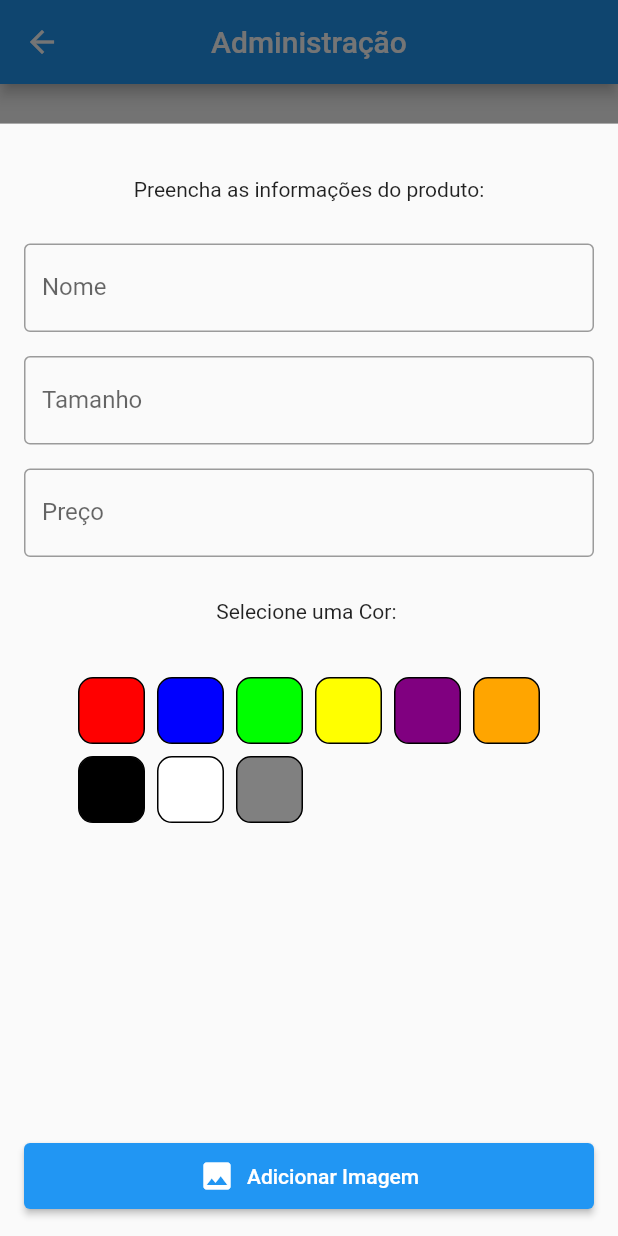
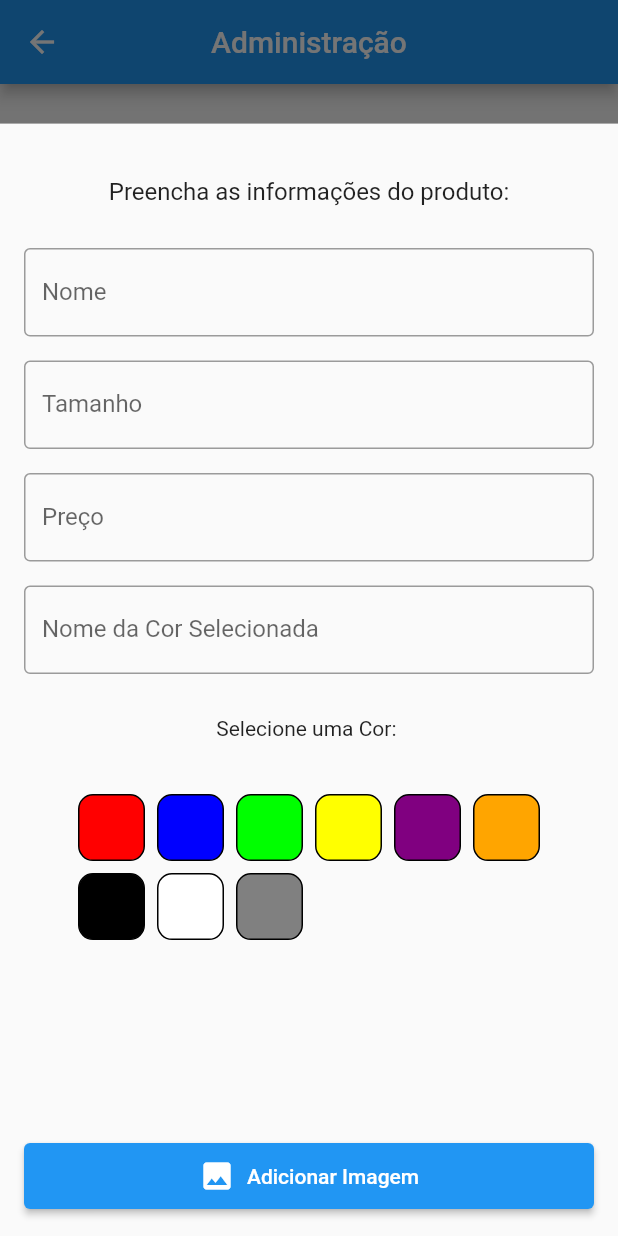
Before and after one commit to LucasDCR2/appModa, a Flutter app: the AdminPage screen opened directly, after a tap on "Adicionar Produto", on a phone screen of 412 x 824 dp. Run offline on Flutter 3.47's test engine with Material 2 defaults, Android fonts, the phone set to English and light mode, and no system bars; our stand-ins replace flutter_colorpicker, image_picker, logger, sqflite; accounts and stored records are empty.

Commit message:
att - adminpage

```diff
--- a/lib/app/admin_page.dart
+++ b/lib/app/admin_page.dart
@@ -4,9 +4,11 @@ import 'package:flutter/material.dart';
 import 'package:flutter_colorpicker/flutter_colorpicker.dart';
 import 'package:image_picker/image_picker.dart';
 import '../database/database_helper.dart';
+import 'gerenciar_cores_page.dart';
 import '../database/produto.dart';
 import '../database/cor.dart';
 import 'dart:typed_data';
+
 
 class AdminPage extends StatefulWidget {
   const AdminPage({super.key});
@@ -19,6 +21,7 @@ class _AdminPageState extends State<AdminPage> {
   final TextEditingController nomeController = TextEditingController();
   final TextEditingController tamanhoController = TextEditingController();
   final TextEditingController precoController = TextEditingController();
+  final TextEditingController nomeCorSelecionadaController = TextEditingController();
 
   Cor? _corSelecionada;
   Uint8List? _imagemBytes;
@@ -45,7 +48,8 @@ class _AdminPageState extends State<AdminPage> {
         title: const Text('Administração'),
         centerTitle: true,
       ),
-      body: Center(
+      body: SingleChildScrollView(
+        child: Center(
           child: Column(
             mainAxisAlignment: MainAxisAlignment.start,
             children: [
@@ -54,10 +58,10 @@ class _AdminPageState extends State<AdminPage> {
                 'Conteúdo da Administração',
                 style: TextStyle(fontSize: 18),
               ),
-            const SizedBox(height: 100),
+              const SizedBox(height: 70),
               ElevatedButton.icon(
                 onPressed: () {
-                _mostrarBottomSheet(context);
+                  _mostrarBottomSheetAdicionarProduto(context);
                 },
                 icon: const Icon(Icons.add),
                 label: const Text('Adicionar Produto'),
@@ -98,6 +102,25 @@ class _AdminPageState extends State<AdminPage> {
               ),
               const SizedBox(height: 40),
               ElevatedButton.icon(
+                onPressed: () {
+                  Navigator.push(
+                    context,
+                    MaterialPageRoute(
+                      builder: (context) => GerenciarCoresPage(),
+                    ),
+                  );
+                },
+                icon: const Icon(Icons.color_lens),
+                label: const Text('Gerenciar Cores'),
+                style: ElevatedButton.styleFrom(
+                  shape: RoundedRectangleBorder(
+                    borderRadius: BorderRadius.circular(50),
+                  ),
+                  padding: const EdgeInsets.all(16),
+                ),
+              ),
+              const SizedBox(height: 40),
+              ElevatedButton.icon(
                 onPressed: () async {
                   await _excluirProdutosDialog(context);
                 },
@@ -115,13 +138,16 @@ class _AdminPageState extends State<AdminPage> {
             ],
           ),
         ),
+      ),
     );
   }
 
-  _mostrarBottomSheet(BuildContext context) {
+void _mostrarBottomSheetAdicionarProduto(BuildContext context) {
+
     nomeController.clear();
     tamanhoController.clear();
     precoController.clear();
+    nomeCorSelecionadaController.clear();
     _corSelecionada = null;
 
     showModalBottomSheet(
@@ -141,7 +167,7 @@ class _AdminPageState extends State<AdminPage> {
                       children: [
                         const SizedBox(height: 20),
                         const Center(
-                          child: Text('Preencha as informações do produto:'),
+                          child: Text('Preencha as informações do produto:', style: TextStyle(fontSize: 16)),
                         ),
                         const SizedBox(height: 20),
                         _buildTextField(
@@ -155,6 +181,10 @@ class _AdminPageState extends State<AdminPage> {
                         _buildTextField(
                           controller: precoController,
                           labelText: 'Preço',
+                        ),
+                        _buildTextField(
+                          controller: nomeCorSelecionadaController,
+                          labelText: 'Nome da Cor Selecionada',
                         ),
                         const SizedBox(height: 20),
                         const Center(child: Text('Selecione uma Cor: ')),
@@ -179,6 +209,7 @@ class _AdminPageState extends State<AdminPage> {
                                   onTap: () {
                                     setState(() {
                                       _corSelecionada = cor;
+                                      nomeCorSelecionadaController.text = _corSelecionada != null ? _corSelecionada!.nome : '';
                                     });
                                   },
                                   child: Transform.scale(
@@ -187,8 +218,7 @@ class _AdminPageState extends State<AdminPage> {
                                       width: 50,
                                       height: 50,
                                       decoration: BoxDecoration(
-                                        color: Color(int.parse(
-                                            '0xFF${cor.cor.substring(1)}')),
+                                        color: Color(int.parse('0xFF${cor.cor.substring(1)}')),
                                         border: Border.all(
                                           color: isSelected
                                               ? Colors.black
@@ -277,7 +307,7 @@ class _AdminPageState extends State<AdminPage> {
                       children: [
                         const SizedBox(height: 20),
                         const Center(
-                          child: Text('Adicionar Nova Cor:'),
+                          child: Text('Adicionar Nova Cor:', style: TextStyle(fontSize: 16)),
                         ),
                         const SizedBox(height: 20),
                         _buildTextField(
@@ -303,22 +333,21 @@ class _AdminPageState extends State<AdminPage> {
                                   context: context,
                                   builder: (BuildContext context) {
                                     return AlertDialog(
-                                      title: const Text('Selecione uma Cor'),
+                                      title: const Center(child: Text('Selecione uma Cor')),
                                       content: SingleChildScrollView(
                                         child: ColorPicker(
                                           pickerColor: selectedColor,
                                           onColorChanged: (Color color) {
                                             setState(() {
                                               selectedColor = color;
-                                              codigoController.text =
-                                                  '#${color.value.toRadixString(16).substring(2)}';
+                                              codigoController.text = '#${color.value.toRadixString(16).substring(2)}';
                                             });
                                           },
                                           colorPickerWidth: 300.0,
                                           pickerAreaHeightPercent: 0.9,
                                           enableAlpha: false,
                                           displayThumbColor: true,
-                                          paletteType: PaletteType.hsv,
+                                          paletteType: PaletteType.hueWheel,
                                           pickerAreaBorderRadius:
                                               const BorderRadius.only(
                                             topLeft: Radius.circular(2.0),
@@ -430,7 +459,7 @@ class _AdminPageState extends State<AdminPage> {
                     children: [
                       const SizedBox(height: 20),
                       const Center(
-                        child: Text('Combinar Cores:'),
+                        child: Text('Combinar Cores:', style: TextStyle(fontSize: 16)),
                       ),
                       const SizedBox(height: 20),
                       _buildTextField(
@@ -450,7 +479,7 @@ class _AdminPageState extends State<AdminPage> {
                         labelText: 'Código da Cor Combinante',
                       ),
                       const SizedBox(height: 20),
-                      const Center(child: Text('Selecione até duas cores:', style: TextStyle(fontSize: 16),)),
+                      const Center(child: Text('Selecione duas cores:', style: TextStyle(fontSize: 16),)),
                       Padding(
                         padding: const EdgeInsets.all(30.0),
                         child: Wrap(
@@ -465,20 +494,27 @@ class _AdminPageState extends State<AdminPage> {
                                 setState(() {
                                   if (isSelected) {
                                     selectedColors.remove(cor);
+                                      corPrincipalController.clear();
+  codigoCorPrincipalController.clear();
+  corCombinanteController.clear();
+  codigoCorCombinanteController.clear();
                                   } else {
                                     if (selectedColors.length < 2) {
                                       selectedColors.add(cor);
                                     }
                                   }
 
-                                  // Fill the controllers based on selection
                                   if (selectedColors.length == 1) {
                                     final selectedColor = selectedColors.first;
+
                                     corPrincipalController.text = selectedColor.nome;
                                     codigoCorPrincipalController.text = selectedColor.cor;
+
                                   } else if (selectedColors.length == 2) {
+
                                     final firstSelectedColor = selectedColors.first;
                                     final secondSelectedColor = selectedColors.last;
+
                                     corPrincipalController.text = firstSelectedColor.nome;
                                     codigoCorPrincipalController.text = firstSelectedColor.cor;
                                     corCombinanteController.text = secondSelectedColor.nome;
@@ -517,11 +553,9 @@ class _AdminPageState extends State<AdminPage> {
                     onPressed: () async {
                       if (selectedColors.length == 2) {
                         String corPrincipal = corPrincipalController.text;
-                        String codigoCorPrincipal =
-                            codigoCorPrincipalController.text;
+                        String codigoCorPrincipal = codigoCorPrincipalController.text;
                         String corCombinante = corCombinanteController.text;
-                        String codigoCorCombinante =
-                            codigoCorCombinanteController.text;
+                        String codigoCorCombinante = codigoCorCombinanteController.text;
 
                         if (corPrincipal.isNotEmpty &&
                             codigoCorPrincipal.isNotEmpty &&
@@ -592,8 +626,6 @@ class _AdminPageState extends State<AdminPage> {
     },
   );
 }
-
-
 
   Widget _buildTextField({
     required TextEditingController controller,
--- a/lib/database/database_helper.dart
+++ b/lib/database/database_helper.dart
@@ -6,6 +6,7 @@ import 'package:path/path.dart';
 import 'produto.dart';
 import 'cor.dart';
 import 'package:logger/logger.dart';
+
 
 //================================================< DataBase >===================================================//
 
@@ -26,7 +27,9 @@ class DatabaseProvider {
     return _database;
   }
 
+
 //================================================< Inicialziar >===================================================//
+
 
   Future<Database> _initDatabase() async {
     final databasePath = await getDatabasesPath();
@@ -52,7 +55,9 @@ class DatabaseProvider {
     _database = await _initDatabase();
   }
 
+
 //================================================< Tabela Produtos >===================================================//
+
 
   Future<void> _createDatabase(Database db, int version) async {
     await db.execute('''
@@ -67,7 +72,9 @@ class DatabaseProvider {
     )
   ''');
 
+
 //================================================< Tabela Cores >===================================================//
+
 
     await db.execute('''
     CREATE TABLE cores (
@@ -94,7 +101,9 @@ class DatabaseProvider {
       await db.insert('cores', corData);
     }
 
+
 //===========================================< Tabela Cores Combinantes >=============================================//
+
 
     await db.execute('''
       CREATE TABLE cores_combinantes (
@@ -139,7 +148,9 @@ class DatabaseProvider {
     }
   }
 
+
 //==============================================< GetCores e Combinantes >===============================================//
+
 
   Future<List<Cor>> getCores() async {
     final db = await database;
@@ -166,6 +177,7 @@ class DatabaseProvider {
       return maps[i]['codigoCorCombinante'];
     });
   }
+
 
 //==============================================< GetProdutos P Cor >===============================================//
 
@@ -196,6 +208,7 @@ Future<List<Produto>> getProdutosPorCores(List<String> coresCombinantes) async {
 
 //================================================< GetProdutos >===================================================//
 
+
   Future<List<Produto>> getProdutos() async {
     final db = await database;
 
@@ -215,7 +228,9 @@ Future<List<Produto>> getProdutosPorCores(List<String> coresCombinantes) async {
     });
   }
 
+
 //==========================================< Insert e Delete Produto >=============================================//
+
 
   Future<void> insertProduto(Produto produto) async {
     final db = await database;
@@ -226,6 +241,35 @@ Future<List<Produto>> getProdutosPorCores(List<String> coresCombinantes) async {
     final db = await database;
     await db.delete('produtos');
   }
+
+
+//================================================< Delete Cores >===================================================//
+
+
+  Future<void> deleteAllCores() async {
+    final db = await database;
+    await db.delete('cores');
+  }
+
+  Future<void> deleteCor(int corId) async {
+    final db = await database;
+    await db.delete('cores', where: 'id = ?', whereArgs: [corId]);
+  }
+
+
+//==============================================< Delete Combinacoes >===============================================//
+
+
+Future<void> deleteAllCoresCombinantes() async {
+    final db = await database;
+    await db.delete('cores_combinantes');
+  }
+
+  Future<void> deleteCorCombinante(int combinacaoId) async {
+    final db = await database;
+    await db.delete('cores_combinantes', where: 'id = ?', whereArgs: [combinacaoId]);
+  }
 }
 
-//====================================================< Fim >=======================================================//
+
+//======================================================< Fim >=======================================================//
```
Also changed, not shown: lib/app/detalhes.dart (+13 -2 lines), lib/app/gerenciar_cores_page.dart (added, +269 -0 lines), lib/app/widgets/widget_produtos_relacao.dart (+18 -4 lines). Lines whose indentation alone changed are shown as unchanged.
